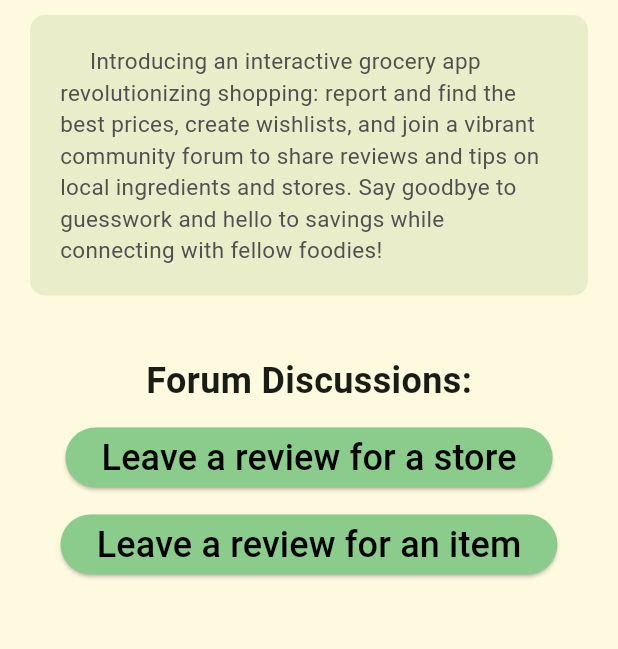
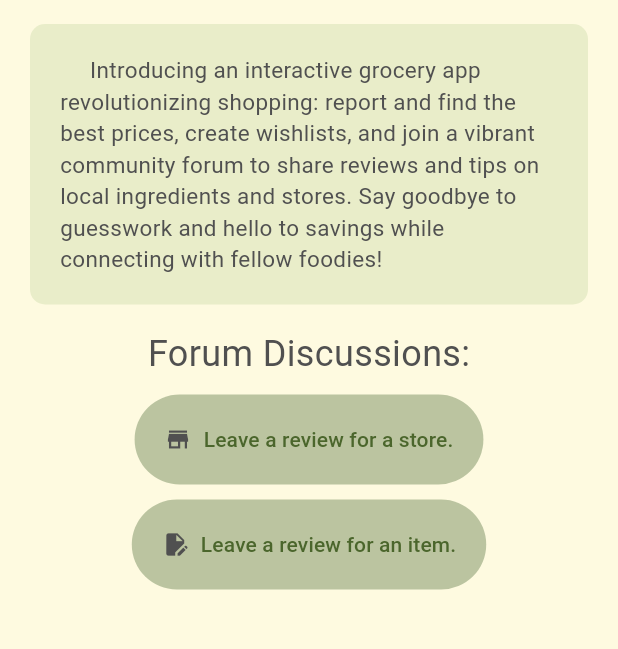
Before and after one commit to GoosiferIO/WareCheap, a Flutter app: the Home screen opened by its route, on a phone screen of 412 x 824 dp, the part 381-1030 px from its top. Run offline on Flutter 3.47's test engine with Material 3 defaults, Android fonts, the phone set to English and light mode, and no system bars; our stand-ins replace camera, cloud_firestore, firebase_auth, firebase_core, flutter_dotenv, font_awesome_flutter and 4 more; missing offline and left inert: openfoodfacts; accounts and stored records are empty; network calls fail.

Commit message:
redesigned review pages

```diff
--- a/lib/main.dart
+++ b/lib/main.dart
@@ -5,7 +5,7 @@ import 'package:warecheap/loginwid.dart';
 import 'package:warecheap/pages/home.dart';
 import 'package:warecheap/pages/page2.dart';
 import 'package:warecheap/pages/itemreview.dart';
-import 'package:warecheap/storereview.dart';
+import 'package:warecheap/pages/storereview.dart';
 import 'package:warecheap/pages/browse.dart';
 import 'package:provider/provider.dart';
 import 'package:warecheap/services/signinprovider.dart';
--- a/lib/pages/home.dart
+++ b/lib/pages/home.dart
@@ -3,7 +3,7 @@
 
 import 'package:flutter/material.dart';
 import 'package:warecheap/pages/itemreview.dart';
-import 'package:warecheap/storereview.dart';
+import 'package:warecheap/pages/storereview.dart';
 import 'package:warecheap/widgets/wcCore.dart';
 
 class Home extends StatelessWidget {
@@ -29,7 +29,7 @@ class Home extends StatelessWidget {
                   fit: BoxFit.fill,
                 ),
               ),
-              const SizedBox(height: 10),
+              const SizedBox(height: 16),
               Container(
                 padding: const EdgeInsets.all(20),
                 decoration: BoxDecoration(
@@ -45,14 +45,22 @@ class Home extends StatelessWidget {
                   textAlign: TextAlign.left,
                 ),
               ),
-              const SizedBox(height: 40),
+              const SizedBox(height: 16),
               const Text('Forum Discussions:',
-                  style: TextStyle(fontSize: 24, fontWeight: FontWeight.bold)),
+                  style: TextStyle(fontSize: 24, color: wcColors.primaryText)),
               const SizedBox(height: 10),
               Column(
                 //Price of items
                 children: <Widget>[
-                  ElevatedButton(
+                  TextButton.icon(
+                    icon: Icon(Icons.store, color: wcColors.primaryText),
+                    style: ButtonStyle(
+                      padding: MaterialStateProperty.all<EdgeInsets>(
+                          const EdgeInsets.all(20)),
+                      backgroundColor: MaterialStateProperty.all<Color>(
+                        wcColors.bgPrimaryAccent,
+                      ),
+                    ),
                     onPressed: () {
                       Navigator.push(
                         context,
@@ -60,15 +68,19 @@ class Home extends StatelessWidget {
                             builder: (context) => const reviewStore()),
                       );
                     },
-                    style: ElevatedButton.styleFrom(
-                      backgroundColor: const Color.fromARGB(
-                          255, 139, 204, 141), // Change button color
-                    ),
-                    child: const Text('Leave a review for a store',
-                        style: TextStyle(color: Colors.black, fontSize: 24)),
+                    label: const Text('Leave a review for a store.'),
                   ),
                   const SizedBox(height: 10),
-                  ElevatedButton(
+                  TextButton.icon(
+                    icon:
+                        Icon(Icons.edit_document, color: wcColors.primaryText),
+                    style: ButtonStyle(
+                      padding: MaterialStateProperty.all<EdgeInsets>(
+                          const EdgeInsets.all(20)),
+                      backgroundColor: MaterialStateProperty.all<Color>(
+                        wcColors.bgPrimaryAccent,
+                      ),
+                    ),
                     onPressed: () {
                       Navigator.push(
                         context,
@@ -76,12 +88,7 @@ class Home extends StatelessWidget {
                             builder: (context) => const reviewItem()),
                       );
                     },
-                    style: ElevatedButton.styleFrom(
-                      backgroundColor: const Color.fromARGB(
-                          255, 139, 204, 141), // Change button color
-                    ),
-                    child: const Text('Leave a review for an item',
-                        style: TextStyle(color: Colors.black, fontSize: 24)),
+                    label: const Text('Leave a review for an item.'),
                   ),
                 ],
               ),
--- a/lib/widgets/navbar.dart
+++ b/lib/widgets/navbar.dart
@@ -1,7 +1,7 @@
 // ignore_for_file: prefer_const_constructors
 
 import 'package:flutter/material.dart';
-import 'package:warecheap/storereview.dart';
+import 'package:warecheap/pages/storereview.dart';
 import 'package:warecheap/pages/itemreview.dart';
 import 'package:font_awesome_flutter/font_awesome_flutter.dart';
 import 'package:warecheap/widgets/wcCore.dart';
@@ -9,6 +9,7 @@ import 'package:warecheap/widgets/wcCore.dart';
 @override
 Widget navBar(context) {
   return Drawer(
+    width: 200,
     shape: RoundedRectangleBorder(
       borderRadius: BorderRadius.zero,
     ),
@@ -17,11 +18,12 @@ Widget navBar(context) {
       padding: EdgeInsets.zero,
       children: [
         Container(
-          padding: EdgeInsets.only(top: 20),
+          width: 120,
+          height: 120,
+          padding: EdgeInsets.only(top: 30),
+          margin: EdgeInsets.only(bottom: 10),
           child: Image.asset(
-            'assets/Logo.png',
-            width: 150,
-            height: 100,
+            'assets/navLogo.png',
           ),
         ),
         ListTile(
@@ -59,7 +61,11 @@ Widget navBar(context) {
           ),
           child: ExpansionTile(
             leading: const Icon(Icons.format_list_bulleted),
-            title: const Text('Forum'),
+            title: const Text('Forum',
+                style: TextStyle(
+                    fontSize: 16,
+                    color: wcColors.primaryText,
+                    fontWeight: FontWeight.normal)),
             backgroundColor: wcColors.bgPrimary,
             children: [
               ListTile(
```
Also changed, not shown: lib/pages/itemreview.dart (+23 -7 lines), lib/pages/storereview.dart (renamed from lib/storereview.dart, +24 -8 lines), assets/navLogo.png (added).
